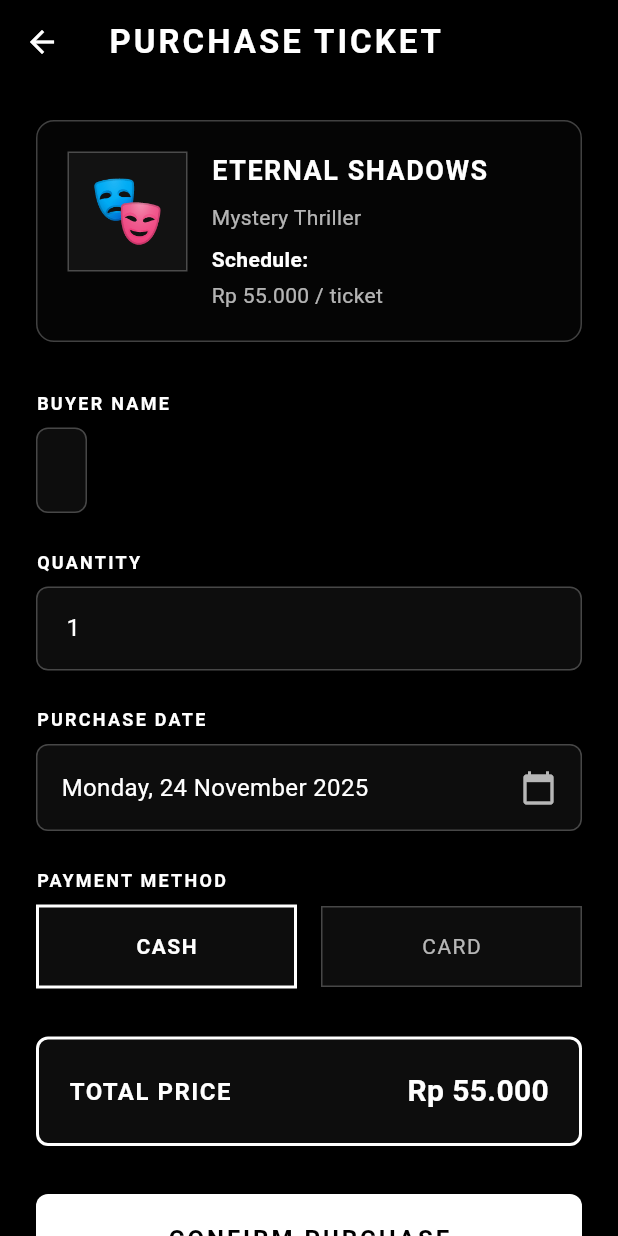
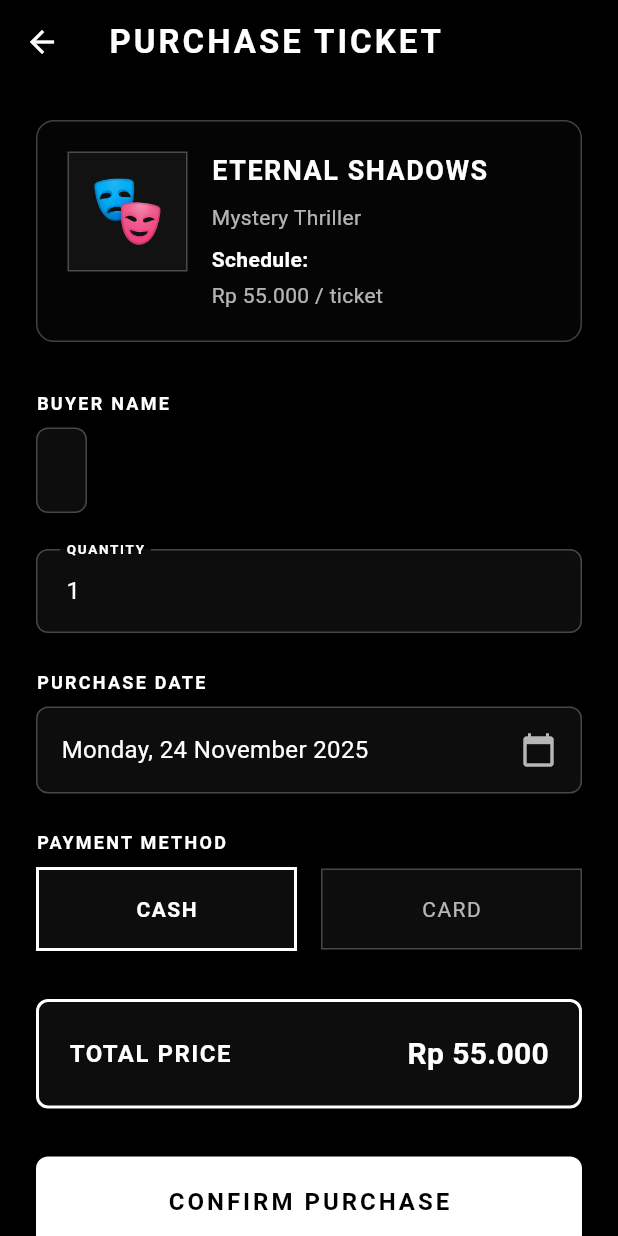
Before and after one commit to Abicodejr/utspam_5a_0027_film, a Flutter app: the PurchaseFormPage screen opened directly with sample values from the repository, on a phone screen of 412 x 824 dp. Run offline on Flutter 3.47's test engine with Material 3 defaults, Android fonts, the phone set to English and light mode, and no system bars; our stand-ins replace sqflite; accounts and stored records are empty.

Commit message:
use label parameter for texfield

```diff
--- a/lib/pages/purchase_form_page.dart
+++ b/lib/pages/purchase_form_page.dart
@@ -257,16 +257,6 @@ class _PurchaseFormPageState extends State<PurchaseFormPage> {
                   ),
                 ),
                 const SizedBox(height: 24),
-                const Text(
-                  'QUANTITY',
-                  style: TextStyle(
-                    color: Colors.white,
-                    fontSize: 12,
-                    fontWeight: FontWeight.bold,
-                    letterSpacing: 1.5,
-                  ),
-                ),
-                const SizedBox(height: 8),
                 TextFormField(
                   controller: _quantityController,
                   keyboardType: TextInputType.number,
@@ -282,6 +272,18 @@ class _PurchaseFormPageState extends State<PurchaseFormPage> {
                     return null;
                   },
                   decoration: InputDecoration(
+                    labelText: 'QUANTITY',
+                    labelStyle: const TextStyle(
+                      color: Colors.white70,
+                      fontSize: 14,
+                      letterSpacing: 0.5,
+                    ),
+                    floatingLabelStyle: const TextStyle(
+                      color: Colors.white,
+                      fontSize: 12,
+                      fontWeight: FontWeight.bold,
+                      letterSpacing: 1.5,
+                    ),
                     filled: true,
                     fillColor: Colors.white.withOpacity(0.05),
                     border: OutlineInputBorder(
@@ -431,16 +433,6 @@ class _PurchaseFormPageState extends State<PurchaseFormPage> {
                 ),
                 if (_paymentMethod == 'Card') ...[
                   const SizedBox(height: 24),
-                  const Text(
-                    'CARD NUMBER',
-                    style: TextStyle(
-                      color: Colors.white,
-                      fontSize: 12,
-                      fontWeight: FontWeight.bold,
-                      letterSpacing: 1.5,
-                    ),
-                  ),
-                  const SizedBox(height: 8),
                   TextFormField(
                     controller: _cardNumberController,
                     keyboardType: TextInputType.number,
@@ -458,27 +450,39 @@ class _PurchaseFormPageState extends State<PurchaseFormPage> {
                       return null;
                     },
                     decoration: InputDecoration(
+                      labelText: 'CARD NUMBER',
+                      labelStyle: const TextStyle(
+                        color: Colors.white70,
+                        fontSize: 14,
+                        letterSpacing: 0.5,
+                      ),
+                      floatingLabelStyle: const TextStyle(
+                        color: Colors.white,
+                        fontSize: 12,
+                        fontWeight: FontWeight.bold,
+                        letterSpacing: 1.5,
+                      ),
                       filled: true,
                       fillColor: Colors.white.withOpacity(0.05),
-                      border: const OutlineInputBorder(
-                        borderSide: BorderSide(color: Colors.white24),
-                        borderRadius: BorderRadius.zero,
+                      border: OutlineInputBorder(
+                        borderSide: const BorderSide(color: Colors.white24),
+                        borderRadius: BorderRadius.circular(8),
                       ),
-                      enabledBorder: const OutlineInputBorder(
-                        borderSide: BorderSide(color: Colors.white24),
-                        borderRadius: BorderRadius.zero,
+                      enabledBorder: OutlineInputBorder(
+                        borderSide: const BorderSide(color: Colors.white24),
+                        borderRadius: BorderRadius.circular(8),
                       ),
-                      focusedBorder: const OutlineInputBorder(
-                        borderSide: BorderSide(color: Colors.white, width: 2),
-                        borderRadius: BorderRadius.zero,
+                      focusedBorder: OutlineInputBorder(
+                        borderSide: const BorderSide(color: Colors.white, width: 2),
+                        borderRadius: BorderRadius.circular(8),
                       ),
-                      errorBorder: const OutlineInputBorder(
-                        borderSide: BorderSide(color: Colors.red),
-                        borderRadius: BorderRadius.zero,
+                      errorBorder: OutlineInputBorder(
+                        borderSide: const BorderSide(color: Colors.red),
+                        borderRadius: BorderRadius.circular(8),
                       ),
-                      focusedErrorBorder: const OutlineInputBorder(
-                        borderSide: BorderSide(color: Colors.red, width: 2),
-                        borderRadius: BorderRadius.zero,
+                      focusedErrorBorder: OutlineInputBorder(
+                        borderSide: const BorderSide(color: Colors.red, width: 2),
+                        borderRadius: BorderRadius.circular(8),
                       ),
                       contentPadding: const EdgeInsets.all(16),
                       counterText: '',
```
Also changed, not shown: lib/pages/edit_purchase_page.dart (+39 -35 lines), lib/pages/login_page.dart (+13 -16 lines), lib/pages/registration_page.dart (+13 -16 lines).
